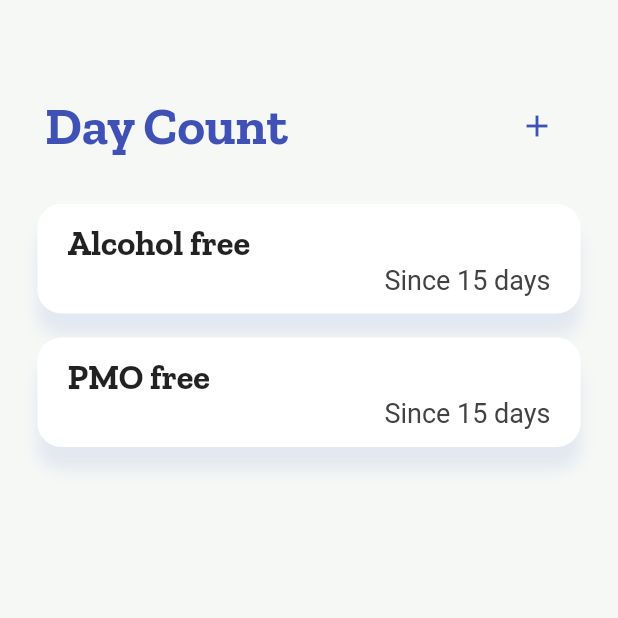
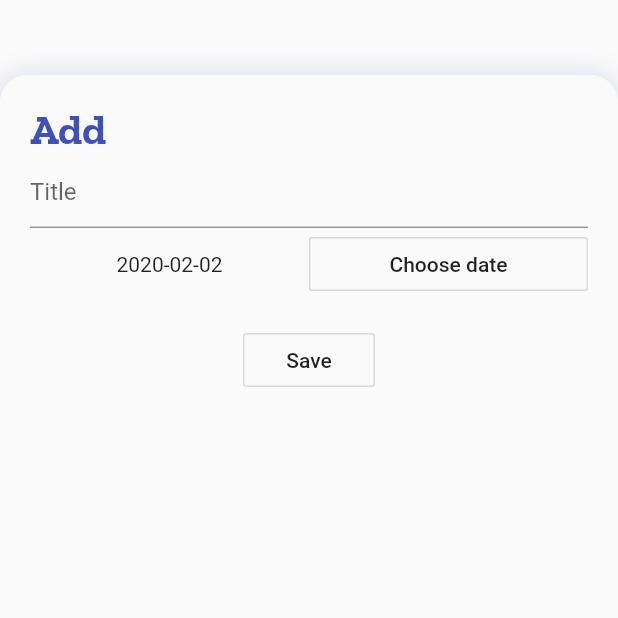
Before and after one commit to Gbr22/daycount, a Flutter app: the screen it shows after launch, after a tap on the "add" icon, on a phone screen of 412 x 824 dp, the top half of it. Run offline on Flutter 3.47's test engine with Material 2 defaults, Android fonts, the phone set to English and light mode, and no system bars; our stand-ins replace shared_preferences; project files that could hold a hidden picture were left out.

Commit message:
saving and loading data

```diff
--- /dev/null
+++ b/lib/dataHandler.dart
@@ -0,0 +1,64 @@
+import 'dart:async';
+import 'dart:convert';
+
+import 'package:shared_preferences/shared_preferences.dart';
+
+class DayRecord {
+  String title;
+  DateTime date;
+  String id;
+  DayRecord(String title, DateTime date, String id){
+    this.title = title;
+    this.date = date;
+    this.id = id;
+  }
+
+  int getDays(){
+    return DateTime.now().difference(this.date).inDays;
+  }
+
+  DayRecord.fromJson(Map<String, dynamic> json)
+      : title = json['title'],
+        date = DateTime.fromMillisecondsSinceEpoch(json['date']),
+        id = json['id'];
+
+  Map<String, dynamic> toJson() => {
+    'title': title,
+    'date': date.millisecondsSinceEpoch,
+    'id': id,
+  };
+}
+
+StreamController<List<DayRecord>> recordUpdateStream = new StreamController();
+
+List<DayRecord> records = [];
+
+Future<List<DayRecord>> getRecords() async {
+  final prefs = await SharedPreferences.getInstance();
+  List<String> stringList = prefs.getStringList("records");
+  if (stringList == null){
+    return records;
+  }
+  List<DayRecord> rec = [];
+  for (var elem in stringList){
+    rec.add(DayRecord.fromJson(json.decode(elem)));
+  }
+
+  records = rec;
+  return records;
+}
+
+
+void addRecord(DayRecord record) async {
+  records.add(record);
+  final prefs = await SharedPreferences.getInstance();
+  recordUpdateStream.add(records);
+  List<String> stringList = [];
+  for (var elem in records){
+    var encoded = json.encode(elem.toJson());
+    stringList.add(encoded);
+    print("saving, "+ encoded);
+  }
+
+  prefs.setStringList("records", stringList);
+}
--- a/lib/main.dart
+++ b/lib/main.dart
@@ -1,10 +1,15 @@
 import 'package:flutter/material.dart';
 
+import 'dataHandler.dart';
 import 'widgets/card.dart';
 import 'widgets/cardlist.dart';
 import 'widgets/navbar.dart';
 
-void main() => runApp(App());
+void main() {
+  runApp(App());
+  initalFetch();
+  print("Fetching");
+}
 
 const bg = const Color(0xFFF6F8F6);
 
@@ -25,7 +30,7 @@ class App extends StatelessWidget {
         // Notice that the counter didn't reset back to zero; the application
         // is not restarted.
         primaryColor:bg,
-        primarySwatch: Colors.brown,
+        primarySwatch: Colors.indigo,
       ),
       home: HomePage(title: 'Day counter'),
     );
@@ -50,19 +55,19 @@ class HomePage extends StatefulWidget {
   _HomePageState createState() => _HomePageState();
 }
 
+
+
+
+void initalFetch() async {
+  List<DayRecord> rec = await getRecords();
+  recordUpdateStream.add(rec);
+  print("Fetched");
+  print(rec);
+}
+
+
+
 class _HomePageState extends State<HomePage> {
-  int _counter = 0;
-
-  void _incrementCounter() {
-    setState(() {
-      // This call to setState tells the Flutter framework that something has
-      // changed in this State, which causes it to rerun the build method below
-      // so that the display can reflect the updated values. If we changed
-      // _counter without calling setState(), then the build method would not be
-      // called again, and so nothing would appear to happen.
-      _counter++;
-    });
-  }
 
   @override
   Widget build(BuildContext context) {
@@ -85,7 +90,8 @@ class _HomePageState extends State<HomePage> {
         child: Column(
           children: <Widget>[
             NavBar(),
-            Expanded(child:DayCardList())
+            Expanded(child:DayCardList()),
+
           ],
         )
 
--- a/lib/widgets/card.dart
+++ b/lib/widgets/card.dart
@@ -1,19 +1,9 @@
 
 import 'package:flutter/material.dart';
 
+import 'package:daycount/dataHandler.dart';
 
 
-class DayRecord {
-  String title;
-  DateTime date;
-  DayRecord(String title, DateTime date){
-    this.title = title;
-    this.date = date;
-  }
-  int getDays(){
-      return 15;
-  }
-}
 
 class DayCard extends StatelessWidget {
 
--- a/lib/widgets/cardlist.dart
+++ b/lib/widgets/cardlist.dart
@@ -1,6 +1,9 @@
 
 import 'package:flutter/material.dart';
 
+
+
+import 'package:daycount/dataHandler.dart';
 import 'card.dart';
 
 class DayCardList extends StatefulWidget {
@@ -10,10 +13,20 @@ class DayCardList extends StatefulWidget {
 
 class _DayCardListState extends State<DayCardList> {
 
-  List<DayRecord> _records = [
-    new DayRecord("Alcohol free", DateTime.now()),
-    new DayRecord("PMO free", DateTime.now()),
-  ];
+  List<DayRecord> _records = [];
+
+  update(List<DayRecord> rec){
+    setState(() {
+      _records = rec;
+    });
+  }
+  @override
+  void initState() {
+    super.initState();
+    recordUpdateStream.stream.listen((rec) {
+      update(rec);
+    });
+  }
 
   Widget build(BuildContext context) {
     List<Widget> cards = [];
--- /dev/null
+++ b/lib/widgets/infoSheet.dart
@@ -0,0 +1,133 @@
+import 'package:flutter/material.dart';
+import 'package:intl/intl.dart';
+
+
+import '../dataHandler.dart';
+import 'card.dart';
+
+class InfoSheet extends StatefulWidget {
+  @override
+  _InfoSheetState createState() => _InfoSheetState();
+}
+
+class _InfoSheetState extends State<InfoSheet> {
+  final _formKey = GlobalKey<FormState>();
+  DateTime _datePicked = DateTime.now();
+  DateFormat dateFormat = DateFormat("yyyy-MM-dd");
+
+  Future<Null> _selectDate(BuildContext context) async {
+    final DateTime picked = await showDatePicker(
+      context: context,
+      initialDate: _datePicked,
+      firstDate: DateTime(0),
+      lastDate: DateTime.now()
+    );
+    if (picked != null && picked != _datePicked)
+      setState(() {
+        _datePicked = picked;
+      });
+  }
+  final titleController = TextEditingController();
+
+  @override
+  Widget build(BuildContext context) {
+    return Container(
+      margin: EdgeInsets.only(top: 50),
+      //height: 235,
+      padding: EdgeInsets.all(20),
+      decoration: BoxDecoration(
+        color: Colors.grey[50],
+        //color: Colors.red,
+        borderRadius: BorderRadius.vertical(top:Radius.circular(18)),
+        boxShadow: [
+            BoxShadow(
+            //color: Colors.black.withAlpha(15),
+            color: Colors.indigo.withAlpha(50),
+            blurRadius: 15,
+            offset: Offset(0, 0))
+        ],
+      ),
+
+      child: Container(
+        child: Column(
+          children:[
+            Padding(
+              padding: EdgeInsets.only(top: 0),
+              child: Align(
+                alignment: Alignment.centerLeft,
+                child: Text(
+                  "Add",
+                  style: TextStyle(color: Colors.indigo,fontWeight: FontWeight.bold, fontSize: 28, fontFamily: "ZillaSlab"),
+                ),
+              ),
+            ),
+            Form(
+              key: _formKey,
+              child:Column(
+                children: <Widget>[
+                  TextFormField(
+                    controller: titleController,
+                    decoration: const InputDecoration(
+                      hintText: 'Title',
+                    ),
+                    validator: (value) {
+                      if (value.isEmpty) {
+                        return 'Please enter some text';
+                      }
+                      return null;
+                    },
+                  ),
+                  Row(
+                    children: <Widget>[
+                      Expanded(
+                        child: Center(
+                          child: Text(dateFormat.format(_datePicked)),
+                        )
+                      ),
+                      Expanded(
+                        child: OutlineButton(
+                          child: Text("Choose date"),
+                          onPressed: (){
+                            _selectDate(context);
+                          },
+                        ),
+                      )
+
+
+                    ],
+                  ),
+                  Padding(
+                    padding: const EdgeInsets.symmetric(vertical: 16.0),
+                    child: OutlineButton(
+                      onPressed: () {
+                        // Validate will return true if the form is valid, or false if
+                        // the form is invalid.
+                        if (_formKey.currentState.validate()) {
+                          // Process data.
+                          var record = DayRecord(titleController.text, _datePicked, DateTime.now().toString());
+
+                          addRecord(record);
+
+
+
+                          Navigator.of(context).pop();
+                          Scaffold.of(context)
+                            .showSnackBar(SnackBar(
+                              backgroundColor: Colors.indigo,
+                              content: Text('Saved')
+                            ));
+                        }
+                      },
+                      child: Text('Save'),
+                    ),
+                  ),
+
+                ],
+              )
+            )
+          ]
+        )
+      ),
+    );
+  }
+}
--- a/lib/widgets/navbar.dart
+++ b/lib/widgets/navbar.dart
@@ -1,5 +1,7 @@
 
 import 'package:flutter/material.dart';
+
+import 'infoSheet.dart';
 
 class NavBar extends StatelessWidget {
   // This widget is the root of your application.
@@ -26,7 +28,10 @@ class NavBar extends StatelessWidget {
             ),
             padding: EdgeInsets.all(0),
             onPressed: () {
-
+              showBottomSheet(
+                    context: context,
+                    builder: (context) => InfoSheet(),
+              );
             },
           ),
 
--- a/pubspec.yaml
+++ b/pubspec.yaml
@@ -17,6 +17,8 @@ environment:
   sdk: ">=2.1.0 <3.0.0"
 
 dependencies:
+  shared_preferences: any
+  intl: ^0.16.1
   flutter:
     sdk: flutter
 
```
Also changed, not shown: pubspec.lock.
